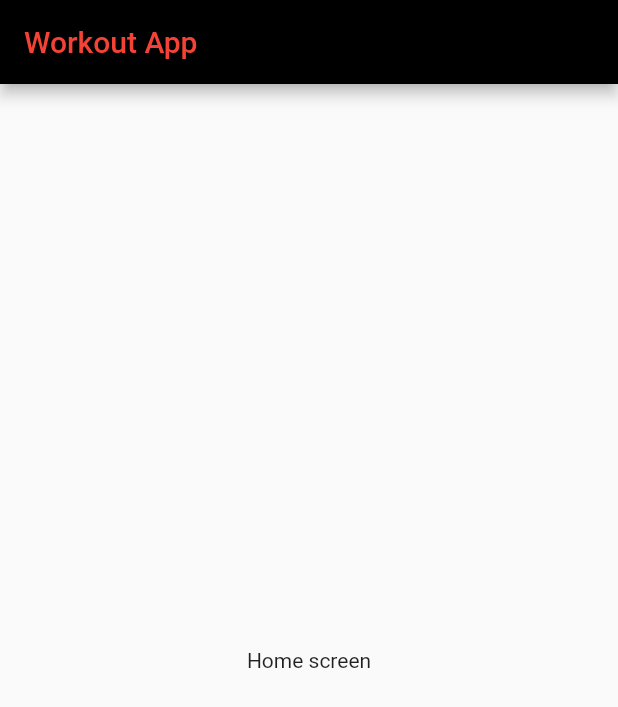
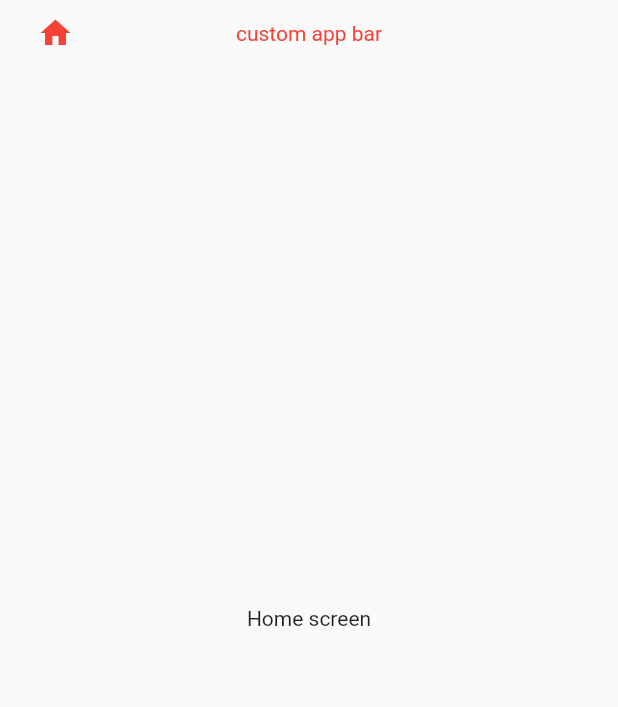
Before and after one commit to OluC94/workout-app-fe-flutter, a Flutter app: the screen it shows after launch, on a phone screen of 412 x 824 dp. Shown: the top 707 px of the screen. Run offline on Flutter 3.47's test engine with Material 2 defaults, Android fonts, the phone set to English and light mode, and no system bars.

Commit message:
create custom app bar

```diff
--- /dev/null
+++ b/workout_app/lib/components/app_bar.dart
@@ -0,0 +1,50 @@
+import 'package:flutter/material.dart';
+
+class CustomAppBar extends StatelessWidget implements PreferredSizeWidget {
+  const CustomAppBar({
+    Key? key,
+    this.title = '',
+    this.leading,
+  }) : super(key: key);
+
+  final String title;
+  final Widget? leading;
+
+  @override
+  Widget build(BuildContext context) {
+    return SafeArea(
+      child: Padding(
+          padding:
+              const EdgeInsets.symmetric(horizontal: 25, vertical: 25 / 2.5),
+          child: Stack(
+            children: [
+              Positioned.fill(
+                child: Center(
+                  child: Text(
+                    title,
+                    style: const TextStyle(color: Colors.red),
+                  ),
+                ),
+              ),
+              Row(
+                mainAxisAlignment: MainAxisAlignment.spaceBetween,
+                crossAxisAlignment: CrossAxisAlignment.center,
+                children: [
+                  leading ??
+                      Transform.translate(
+                        offset: const Offset(-14, 0),
+                        child: const BackButton(
+                          color: Colors.red,
+                        ),
+                      )
+                ],
+              )
+            ],
+          )),
+    );
+  }
+
+  @override
+  // TODO: implement preferredSize
+  Size get preferredSize => const Size(double.maxFinite, 80);
+}
--- a/workout_app/lib/screens/home_screen.dart
+++ b/workout_app/lib/screens/home_screen.dart
@@ -1,19 +1,26 @@
 import 'package:flutter/material.dart';
+import 'package:workout_app/components/app_bar.dart';
 
-class HomeScreen extends StatelessWidget {
+class HomeScreen extends StatefulWidget {
   const HomeScreen({super.key});
 
   @override
+  State<HomeScreen> createState() => _HomeScreenState();
+}
+
+class _HomeScreenState extends State<HomeScreen> {
+  @override
   Widget build(BuildContext context) {
-    return Scaffold(
-      appBar: AppBar(
-        backgroundColor: Colors.black,
-        title: const Text(
-          "Workout App",
-          style: TextStyle(color: Colors.red),
+    return const Scaffold(
+      extendBodyBehindAppBar: true,
+      appBar: CustomAppBar(
+        title: "custom app bar",
+        leading: Icon(
+          Icons.home,
+          color: Colors.red,
         ),
       ),
-      body: const Center(child: Text('Home screen')),
+      body: Center(child: Text('Home screen')),
     );
   }
 }
```
Also changed, not shown: 1 other file.
